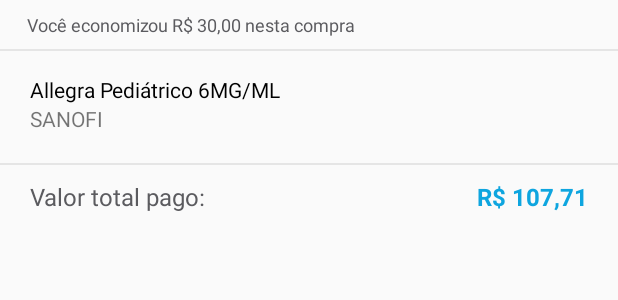
After one commit to premacck/interact, an Android app: the layout item_product_history.xml on its own in the app's theme, with its tools: preview values and no code run, on a phone screen of 412 x 824 dp. The commit adds this screen. Shown: the top 300 px of the screen. Run offline under Robolectric (Android 15) with nearby library versions, the phone set to English and light mode, and no system bars.

Commit message:
Added Product history page

```diff
--- a/app/src/main/AndroidManifest.xml
+++ b/app/src/main/AndroidManifest.xml
@@ -160,6 +160,12 @@
       android:theme="@style/AppTheme.NoActionBar"
       android:windowSoftInputMode="adjustResize" />
 
+    <activity
+      android:name=".profile.ui.ProductHistoryActivity"
+      android:screenOrientation="portrait"
+      android:theme="@style/AppTheme.NoActionBar"
+      android:windowSoftInputMode="adjustResize" />
+
   </application>
 
 </manifest>
--- a/app/src/main/java/com/techmesystem/intera/profile/ui/ProfileFragment.kt
+++ b/app/src/main/java/com/techmesystem/intera/profile/ui/ProfileFragment.kt
@@ -29,6 +29,7 @@
   }
 
   private fun initListeners() {
+    btn_extract?.onDebounceClick { ProductHistoryActivity.launch(context) }
     btn_add?.onDebounceClick { AddMoneyActivity.launch(context) }
     tv_interacash_balance?.onDebounceClick { FormOfPaymentWithProductActivity.launch(context) }
     tv_edit_interacash_balance?.onDebounceClick { FormOfPaymentWithProductActivity.launch(context) }
--- /dev/null
+++ b/app/src/main/res/layout/item_product_history.xml
@@ -0,0 +1,90 @@
+<?xml version="1.0" encoding="utf-8"?>
+<androidx.constraintlayout.widget.ConstraintLayout xmlns:android="http://schemas.android.com/apk/res/android"
+  xmlns:app="http://schemas.android.com/apk/res-auto"
+  xmlns:tools="http://schemas.android.com/tools"
+  android:layout_width="match_parent"
+  android:layout_height="wrap_content">
+
+  <TextView
+    android:id="@+id/tv_savings"
+    style="@style/Text12WrapWrap"
+    android:layout_width="@dimen/margin_0dp"
+    android:paddingStart="@dimen/margin_18dp"
+    android:paddingTop="@dimen/margin_8dp"
+    android:paddingEnd="@dimen/margin_18dp"
+    android:paddingBottom="@dimen/margin_8dp"
+    app:layout_constraintEnd_toEndOf="parent"
+    app:layout_constraintStart_toStartOf="parent"
+    app:layout_constraintTop_toTopOf="parent"
+    tools:text="@string/sample_you_saved_with_this_purchase" />
+
+  <View
+    android:id="@+id/divider_1"
+    style="@style/ThinLine"
+    app:layout_constraintEnd_toEndOf="parent"
+    app:layout_constraintStart_toStartOf="parent"
+    app:layout_constraintTop_toBottomOf="@+id/tv_savings" />
+
+  <TextView
+    android:id="@+id/tv_caption"
+    android:layout_width="0dp"
+    android:layout_height="wrap_content"
+    android:layout_marginStart="@dimen/margin_20dp"
+    android:layout_marginTop="@dimen/margin_16dp"
+    android:layout_marginEnd="@dimen/margin_20dp"
+    android:ellipsize="end"
+    android:maxLines="2"
+    android:text="@string/product_two_caption_short"
+    android:textColor="@color/black"
+    app:layout_constraintEnd_toEndOf="parent"
+    app:layout_constraintStart_toStartOf="parent"
+    app:layout_constraintTop_toBottomOf="@+id/divider_1"
+    app:layout_constraintVertical_chainStyle="packed" />
+
+  <TextView
+    android:id="@+id/tv_company"
+    android:layout_width="0dp"
+    android:layout_height="wrap_content"
+    android:layout_marginEnd="@dimen/margin_20dp"
+    android:ellipsize="end"
+    android:maxLines="2"
+    android:text="@string/product_two_company"
+    android:textAllCaps="true"
+    app:layout_constraintEnd_toEndOf="parent"
+    app:layout_constraintStart_toStartOf="@+id/tv_caption"
+    app:layout_constraintTop_toBottomOf="@+id/tv_caption" />
+
+  <View
+    android:id="@+id/divider_2"
+    style="@style/ThinLine"
+    android:layout_marginTop="@dimen/margin_20dp"
+    app:layout_constraintEnd_toEndOf="parent"
+    app:layout_constraintStart_toStartOf="parent"
+    app:layout_constraintTop_toBottomOf="@+id/tv_company" />
+
+  <TextView
+    android:id="@+id/tv_total_amount_paid_text"
+    style="@style/Text16WrapWrap"
+    android:layout_width="@dimen/margin_0dp"
+    android:layout_marginStart="@dimen/margin_20dp"
+    android:layout_marginTop="@dimen/margin_10dp"
+    android:layout_marginBottom="@dimen/margin_10dp"
+    android:text="@string/total_amount_paid_"
+    app:layout_constraintBottom_toBottomOf="parent"
+    app:layout_constraintEnd_toStartOf="@+id/tv_total_amount_paid"
+    app:layout_constraintStart_toStartOf="parent"
+    app:layout_constraintTop_toBottomOf="@id/divider_2" />
+
+  <TextView
+    android:id="@+id/tv_total_amount_paid"
+    style="@style/Text16BoldWrapWrap"
+    android:layout_marginTop="@dimen/margin_10dp"
+    android:layout_marginEnd="@dimen/margin_20dp"
+    android:layout_marginBottom="@dimen/margin_10dp"
+    android:textColor="@color/buttonPrimary"
+    app:layout_constraintBottom_toBottomOf="parent"
+    app:layout_constraintEnd_toEndOf="parent"
+    app:layout_constraintTop_toBottomOf="@id/divider_2"
+    tools:text="@string/sample_total_amount" />
+
+</androidx.constraintlayout.widget.ConstraintLayout>
--- a/app/src/main/res/values/strings.xml
+++ b/app/src/main/res/values/strings.xml
@@ -197,5 +197,9 @@
   <string name="address_type">Tipo do endereço</string>
   <string name="intera_suggestions">Sugestões Intera</string>
   <string name="i_do_not_want_free_shipping">Não quero frete grátis</string>
+  <string name="period">Período</string>
+  <string name="sample_you_saved_with_this_purchase">Você economizou R$ 30,00 nesta compra</string>
+  <string name="you_saved_x_with_this_purchase">Você economizou R$ %1$s nesta compra</string>
+  <string name="total_amount_paid_">Valor total pago:</string>
 </resources>
 <!--\u000D-->
```
Also changed, not shown: app/src/main/java/com/techmesystem/intera/productdetail/ui/ProductDetailActivity.kt (+11 -4 lines), app/src/main/java/com/techmesystem/intera/profile/adapter/ProductHistoryController.kt (added, +42 -0 lines), app/src/main/java/com/techmesystem/intera/profile/mockdata/ProductHistoryMockData.kt (added, +14 -0 lines), app/src/main/java/com/techmesystem/intera/profile/model/ProductHistory.kt (added, +18 -0 lines), app/src/main/java/com/techmesystem/intera/profile/ui/ProductHistoryActivity.kt (added, +82 -0 lines), app/src/main/java/com/techmesystem/intera/profile/view/ExtractInteracashItem.kt (added, +40 -0 lines), app/src/main/java/com/techmesystem/intera/profile/view/ProductHistoryItem.kt (added, +46 -0 lines), app/src/main/java/com/techmesystem/intera/util/ViewUtil.kt (+11 -0 lines), app/src/main/res/layout/activity_product_history.xml (added, +103 -0 lines), app/src/main/res/layout/item_extract_interacash.xml (added, +76 -0 lines).
